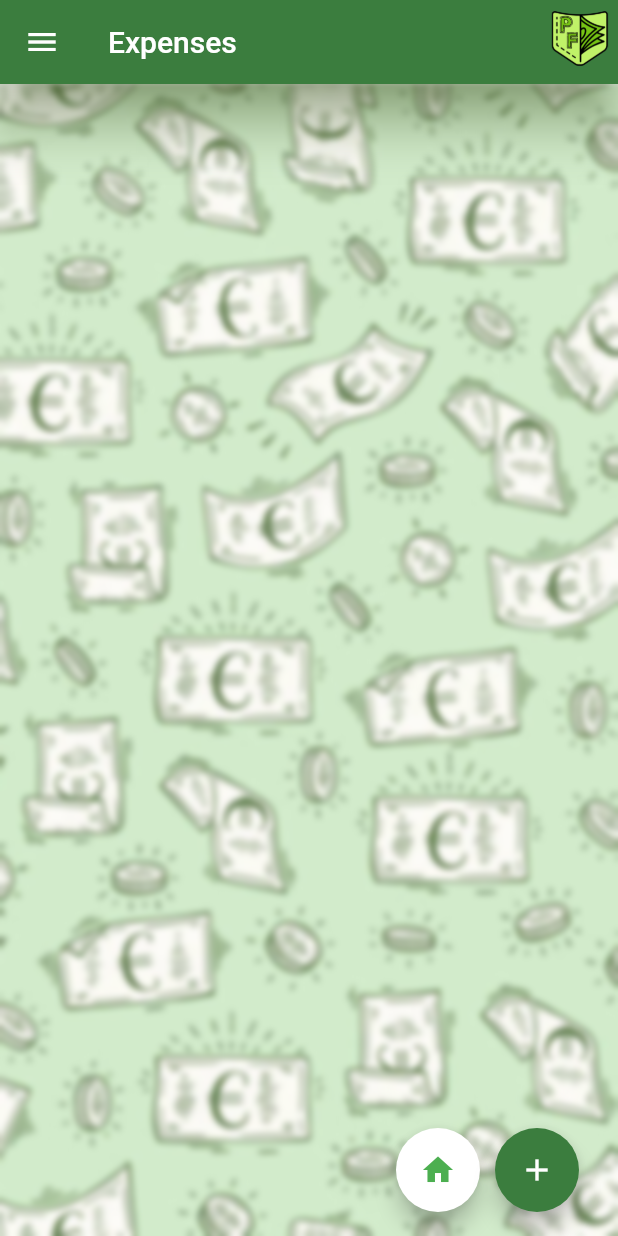
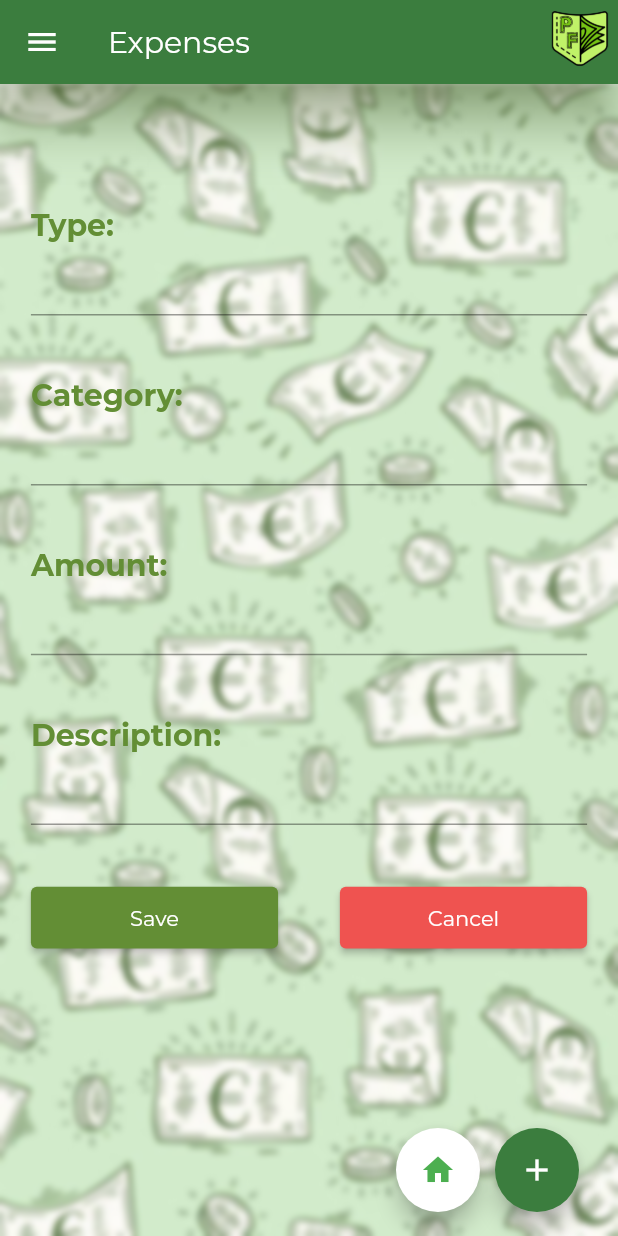
Before and after one commit to Syn4z/Cash-Flow, a Flutter app: the ExpensesScreen screen opened by its route, on a phone screen of 412 x 824 dp. Run offline on Flutter 3.47's test engine with Material 2 defaults, Android fonts, the light colour scheme and no system bars; project files that could hold a hidden picture were left out.

Commit message:
Add expense action & Set default font Montserrat

```diff
--- a/cash_flow/lib/main.dart
+++ b/cash_flow/lib/main.dart
@@ -21,7 +21,8 @@ class Pocketful extends StatelessWidget {
       },
       initialRoute: '/',
       theme: ThemeData(
-          appBarTheme: AppBarTheme(color: Color.fromARGB(255, 59, 125, 62))),
+          appBarTheme: AppBarTheme(color: Color.fromARGB(255, 59, 125, 62)),
+          fontFamily: 'Montserrat'),
     );
   }
 }
--- a/cash_flow/lib/screens/expenses.dart
+++ b/cash_flow/lib/screens/expenses.dart
@@ -29,7 +29,10 @@ class ExpensesScreen extends StatelessWidget {
           shadowColor: Color.fromARGB(255, 99, 142, 53),
           title: Text('Expenses')),
       drawer: MenuDrawer(),
-      body: Container(
+      body: Stack(
+        alignment: Alignment.center,
+        children: <Widget>[
+          Container(
             decoration: BoxDecoration(
                 image: DecorationImage(
                     image: AssetImage('assets/bkg.jpg'), fit: BoxFit.cover)),
@@ -39,6 +42,9 @@ class ExpensesScreen extends StatelessWidget {
                 decoration: BoxDecoration(color: Colors.white.withOpacity(0.0)),
               ),
             ),
+          ),
+          ExpenseForm(),
+        ],
       ),
       floatingActionButton: Padding(
         padding: const EdgeInsets.only(left: 280),
@@ -51,8 +57,10 @@ class ExpensesScreen extends StatelessWidget {
                 color: Colors.green,
               ),
               backgroundColor: Colors.white,
-              onPressed: () {Navigator.push(context,
-                        MaterialPageRoute(builder: (context) => MainScreen()));},
+              onPressed: () {
+                Navigator.push(context,
+                    MaterialPageRoute(builder: (context) => MainScreen()));
+              },
             ),
             SizedBox(
               width: 10,
@@ -71,3 +79,139 @@ class ExpensesScreen extends StatelessWidget {
     );
   }
 }
+
+class ExpenseForm extends StatefulWidget {
+  const ExpenseForm({super.key});
+
+  @override
+  State<ExpenseForm> createState() => _ExpenseFormState();
+}
+
+class _ExpenseFormState extends State<ExpenseForm> {
+  // Global key that uniquely identifies the Form widget
+  // and allows validation of the form.
+  final _formKey = GlobalKey<FormState>();
+
+  @override
+  Widget build(BuildContext context) {
+    double screenWidth = MediaQuery.of(context).size.width;
+    double screenHeight = MediaQuery.of(context).size.height;
+
+    return Form(
+      key: _formKey,
+      child: Padding(
+        padding: EdgeInsets.only(
+            right: screenWidth / 20,
+            top: screenWidth / 5,
+            left: screenWidth / 20,
+            bottom: screenWidth / 20),
+        child: Column(
+          crossAxisAlignment: CrossAxisAlignment.start,
+          mainAxisAlignment: MainAxisAlignment.start,
+          children: [
+            Text('Type:',
+                style: TextStyle(
+                    fontSize: 20,
+                    fontWeight: FontWeight.w700,
+                    color: Color.fromARGB(255, 99, 142, 53))),
+            TextFormField(
+              // The validator receives the text that the user has entered.
+              validator: (value) {
+                if (value == null || value.isEmpty) {
+                  return "Enter Type";
+                }
+                return null;
+              },
+            ),
+            SizedBox(height: screenHeight / 20),
+            Text('Category:',
+                style: TextStyle(
+                    fontSize: 20,
+                    fontWeight: FontWeight.w700,
+                    color: Color.fromARGB(255, 99, 142, 53))),
+            TextFormField(
+              // The validator receives the text that the user has entered.
+              validator: (value) {
+                if (value == null || value.isEmpty) {
+                  return "Enter Category";
+                }
+                return null;
+              },
+            ),
+            SizedBox(height: screenHeight / 20),
+            Text('Amount:',
+                style: TextStyle(
+                    fontSize: 20,
+                    fontWeight: FontWeight.w700,
+                    color: Color.fromARGB(255, 99, 142, 53))),
+            TextFormField(
+              // The validator receives the text that the user has entered.
+              validator: (value) {
+                if (value == null || value.isEmpty) {
+                  return "Enter Amount";
+                }
+                return null;
+              },
+            ),
+            SizedBox(height: screenHeight / 20),
+            Text('Description:',
+                style: TextStyle(
+                    fontSize: 20,
+                    fontWeight: FontWeight.w700,
+                    color: Color.fromARGB(255, 99, 142, 53))),
+            TextFormField(
+              // The validator receives the text that the user has entered.
+              validator: (value) {
+                if (value == null || value.isEmpty) {
+                  return "Enter Description";
+                }
+                return null;
+              },
+            ),
+            Row(
+              children: [
+                Padding(
+                  padding: EdgeInsets.only(right: screenWidth / 10, top: screenWidth / 10),
+                  child: SizedBox(
+                    width: screenWidth * 0.4,
+                    height: screenHeight * 0.05,
+                    child: ElevatedButton(
+                      style: ElevatedButton.styleFrom(
+                          backgroundColor: Color.fromARGB(255, 99, 142, 53)),
+                      onPressed: () {
+                        // Validate returns true if the form is valid, or false otherwise.
+                        if (_formKey.currentState!.validate()) {
+                          // If the form is valid, display a snackbar. In the real world,
+                          // you'd often call a server or save the information in a database.
+                          ScaffoldMessenger.of(context).showSnackBar(
+                            const SnackBar(content: Text('Expense added')),
+                          );
+                        }
+                      },
+                      child: const Text('Save'),
+                    ),
+                  ),
+                ),
+                Padding(
+                  padding: EdgeInsets.only(top: screenWidth / 10),
+                  child: SizedBox(
+                    width: screenWidth * 0.4,
+                    height: screenHeight * 0.05,
+                    child: ElevatedButton(
+                      style: ElevatedButton.styleFrom(
+                          backgroundColor: Colors.red.shade400),
+                      onPressed: () {
+                        // cancel expense
+                      },
+                      child: const Text('Cancel'),
+                    ),
+                  ),
+                ),
+              ],
+            )
+          ],
+        ),
+      ),
+    );
+  }
+}
```
Lines whose indentation alone changed are shown as unchanged.
